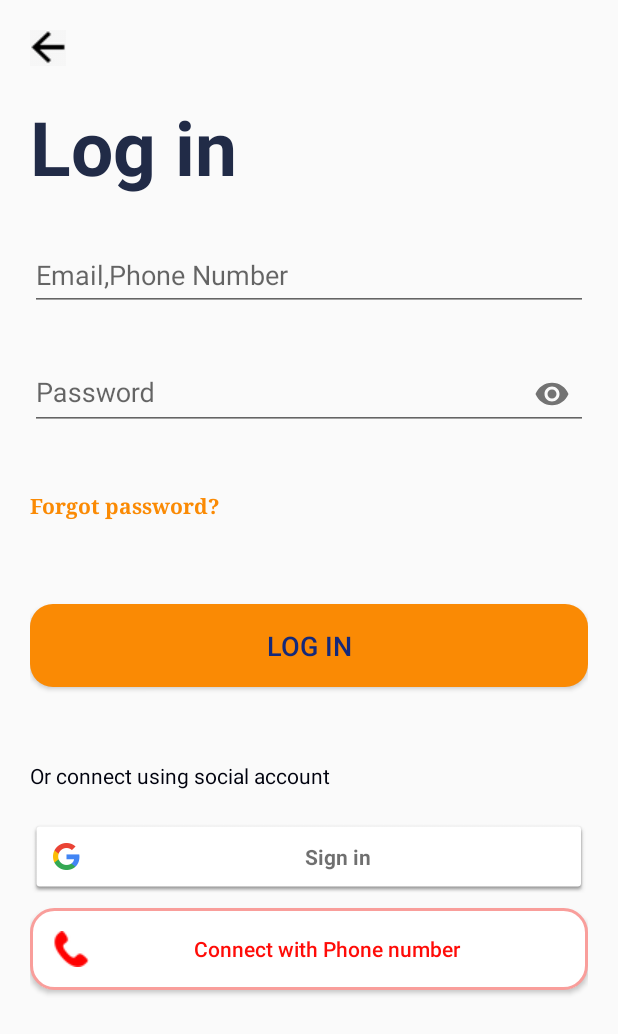
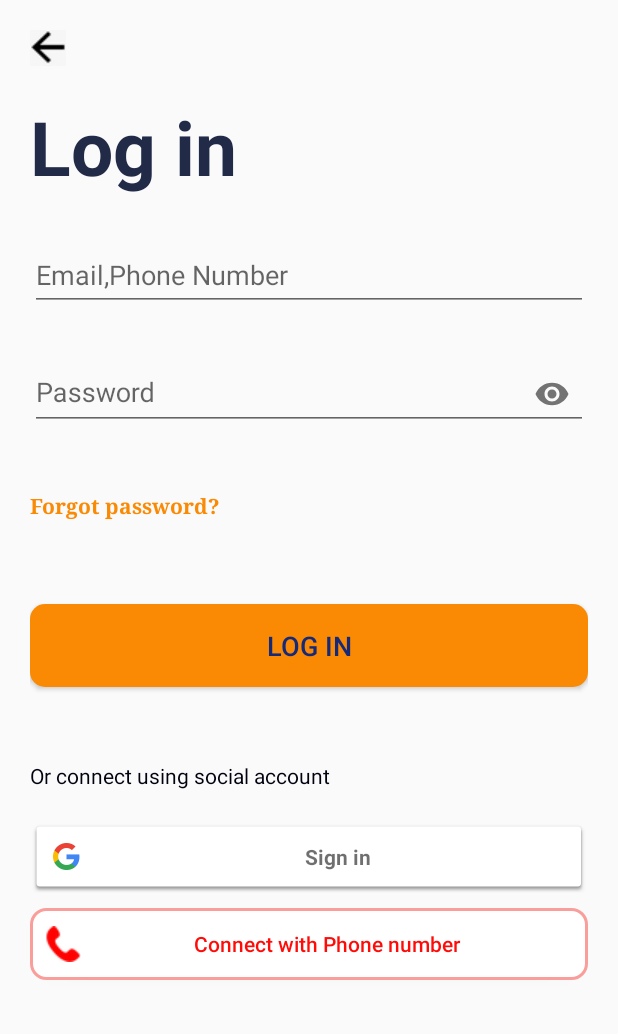
Before and after one commit to MrLongg71/FPolyBookCarClient, an Android app: the screen it shows after launch (ClientActivity), after a tap on "Log in", on a phone screen of 412 x 824 dp. Shown: the top 1034 px of the screen. Run offline under Robolectric (Android 15) with nearby library versions, the phone set to English and light mode, and no system bars; our stand-ins replace Firebase (no records; nobody signed in at launch, a user with empty details on screens opened directly); libraries missing offline, so code that uses them is left out: es.dmoral.toasty; 1 other tap on this screen came first.

Commit message:
add some animation and custom all button login and register

```diff
--- a/app/src/main/java/vn/fpoly/fpolybookcarclient/View/Activity/SplashScreenActivity.java
+++ b/app/src/main/java/vn/fpoly/fpolybookcarclient/View/Activity/SplashScreenActivity.java
@@ -2,9 +2,12 @@ package vn.fpoly.fpolybookcarclient.View.Activity;
 
 import androidx.appcompat.app.AppCompatActivity;
 
+import android.content.Context;
 import android.content.Intent;
 import android.os.Bundle;
 import android.os.Handler;
+import android.view.animation.Animation;
+import android.view.animation.AnimationUtils;
 import android.widget.ProgressBar;
 
 import vn.fpoly.fpolybookcarclient.R;
@@ -21,8 +24,9 @@ public class SplashScreenActivity extends AppCompatActivity {
             @Override
             public void run() {
                startActivity(new Intent(SplashScreenActivity.this, ClientActivity.class));
+                overridePendingTransition(R.anim.animation_enter,R.anim.animation_exit);
                 finish();
             }
-        },5000);
+        },3000);
     }
 }
--- a/app/src/main/java/vn/fpoly/fpolybookcarclient/View/Fragment/SplashScreenFragment.java
+++ b/app/src/main/java/vn/fpoly/fpolybookcarclient/View/Fragment/SplashScreenFragment.java
@@ -1,9 +1,12 @@
 package vn.fpoly.fpolybookcarclient.View.Fragment;
 
+import android.content.Context;
 import android.os.Bundle;
 import android.view.LayoutInflater;
 import android.view.View;
 import android.view.ViewGroup;
+import android.view.animation.Animation;
+import android.view.animation.AnimationUtils;
 import android.widget.Button;
 import android.widget.ProgressBar;
 
@@ -12,6 +15,7 @@ import androidx.annotation.Nullable;
 import androidx.fragment.app.Fragment;
 
 import vn.fpoly.fpolybookcarclient.R;
+import vn.fpoly.fpolybookcarclient.View.Activity.SplashScreenActivity;
 
 public class SplashScreenFragment extends Fragment implements View.OnClickListener {
       ProgressBar progressBar;
@@ -21,7 +25,9 @@ public class SplashScreenFragment extends Fragment implements View.OnClickListen
     @Override
     public View onCreateView(@NonNull LayoutInflater inflater, @Nullable ViewGroup container, @Nullable Bundle savedInstanceState) {
         View view = inflater.inflate(R.layout.fragment_splashscreen, container, false);
+
         initEvent(view);
+        loadAnimation();
 
         btnsigup.setOnClickListener(this);
         btnlogin.setOnClickListener(this);
@@ -40,16 +46,25 @@ public class SplashScreenFragment extends Fragment implements View.OnClickListen
             case R.id.btnsigup:
                 SignInFragment signInFragment = new SignInFragment();
                 loadFragment(signInFragment);
+
                 break;
             case R.id.btnlogin:
                 LoginFragment loginFragment = new LoginFragment();
                 loadFragment(loginFragment);
+
                 break;
         }
     }
     private void loadFragment(Fragment fragment){
         if(fragment != null){
             getFragmentManager().beginTransaction().replace(R.id.frame_client,fragment).addToBackStack(null).commit();
+            getActivity().overridePendingTransition(R.anim.animation_enter,R.anim.fade_in);
         }
     }
+
+    private void loadAnimation(){
+        Animation  animation = AnimationUtils.loadAnimation(getActivity(),R.anim.animation_button );
+        btnlogin.startAnimation(animation);
+        btnsigup.startAnimation(animation);
+    }
 }
--- /dev/null
+++ b/app/src/main/res/anim/animation_button.xml
@@ -0,0 +1,10 @@
+<?xml version="1.0" encoding="utf-8"?>
+<set xmlns:android="http://schemas.android.com/apk/res/android">
+    <alpha android:duration="800" android:toAlpha="1"
+        android:fromAlpha="0">
+
+    </alpha>
+   <translate android:fromYDelta="100%"
+       android:toYDelta="0%"
+       android:duration="800"></translate>
+</set>
--- /dev/null
+++ b/app/src/main/res/anim/animation_enter.xml
@@ -0,0 +1,10 @@
+<?xml version="1.0" encoding="utf-8"?>
+<set xmlns:android="http://schemas.android.com/apk/res/android">
+
+    <translate android:toXDelta="0%"
+        android:fromXDelta="-100%"
+        android:duration="700"
+        >
+    </translate>
+
+</set>
--- /dev/null
+++ b/app/src/main/res/anim/animation_exit.xml
@@ -0,0 +1,9 @@
+<?xml version="1.0" encoding="utf-8"?>
+<set xmlns:android="http://schemas.android.com/apk/res/android">
+
+    <translate android:fromYDelta="0%"
+        android:toYDelta="100%"
+        android:duration="700">
+    </translate>
+
+</set>
--- /dev/null
+++ b/app/src/main/res/anim/fade_in.xml
@@ -0,0 +1,11 @@
+<?xml version="1.0" encoding="utf-8"?>
+<set xmlns:android="http://schemas.android.com/apk/res/android">
+    <alpha android:duration="600" android:fromAlpha="1"
+        android:toAlpha="0">
+
+    </alpha>
+    <translate android:duration="600"
+        android:toYDelta="100"
+        android:fromYDelta="0">
+    </translate>
+</set>
--- a/app/src/main/res/drawable/custom_button_login.xml
+++ b/app/src/main/res/drawable/custom_button_login.xml
@@ -1,7 +1,7 @@
 <?xml version="1.0" encoding="utf-8"?>
 <shape android:shape="rectangle"
     xmlns:android="http://schemas.android.com/apk/res/android">
-    <corners android:radius="15dp"></corners>
+    <corners android:radius="10dp"></corners>
     <solid android:color="#FA8A04">
     </solid>
 
--- a/app/src/main/res/drawable/custom_button_phone.xml
+++ b/app/src/main/res/drawable/custom_button_phone.xml
@@ -1,7 +1,7 @@
 <?xml version="1.0" encoding="utf-8"?>
 <shape android:shape="rectangle"
     xmlns:android="http://schemas.android.com/apk/res/android">
-    <corners android:radius="15dp"></corners>
+    <corners android:radius="10dp"></corners>
     <solid android:color="#ffff">
     </solid>
     <stroke android:color="#F99E9B" android:width="2dp"></stroke>
--- a/app/src/main/res/layout/fragment_login.xml
+++ b/app/src/main/res/layout/fragment_login.xml
@@ -122,7 +122,7 @@
             android:layout_marginTop="10dp"
             android:background="@drawable/custom_button_phone"
             android:drawableLeft="@drawable/rsz_call"
-            android:padding="15dp"
+            android:padding="10dp"
             android:text="@string/loginsdt"
             android:textColor="#FF0C08" />
     </RelativeLayout>
--- a/app/src/main/res/layout/fragment_sign_in.xml
+++ b/app/src/main/res/layout/fragment_sign_in.xml
@@ -188,7 +188,7 @@
             android:layout_width="match_parent"
             android:layout_height="wrap_content"
             android:layout_centerVertical="true"
-            android:background="#FF8901"
+            android:background="@drawable/custom_button_login"
             android:padding="15dp"
             android:text="@string/btn_signup"
             android:textColor="#14297A"
--- a/app/src/main/res/layout/fragment_verifyphone.xml
+++ b/app/src/main/res/layout/fragment_verifyphone.xml
@@ -144,7 +144,7 @@
         android:layout_width="match_parent"
         android:layout_height="wrap_content"
         android:layout_margin="20dp"
-        android:background="#FF8901"
+        android:background="@drawable/custom_button_login"
         android:text="@string/verify"
         android:textColor="#163061"
         android:textSize="15dp" />
--- a/app/src/main/res/values/strings.xml
+++ b/app/src/main/res/values/strings.xml
@@ -36,6 +36,8 @@
     <string name="checkeditemailsigin">Please enter a email</string>
     <string name="checkedtcodevery">Please enter verification code</string>
     <string name="success">Success!</string>
+    <string name="inputsdt">Phone number</string>
+    <string name="button">Submit</string>
     <string name="activateaccout">Your account has successfully created</string>
     <string name="loginsdt">Connect with Phone number </string>
 </resources>
```
Also changed, not shown: app/src/main/java/vn/fpoly/fpolybookcarclient/View/Fragment/VerifyPhoneFragment.java (+7 -2 lines), app/src/main/res/layout/activity_login_sms.xml (+6 -1 lines).
